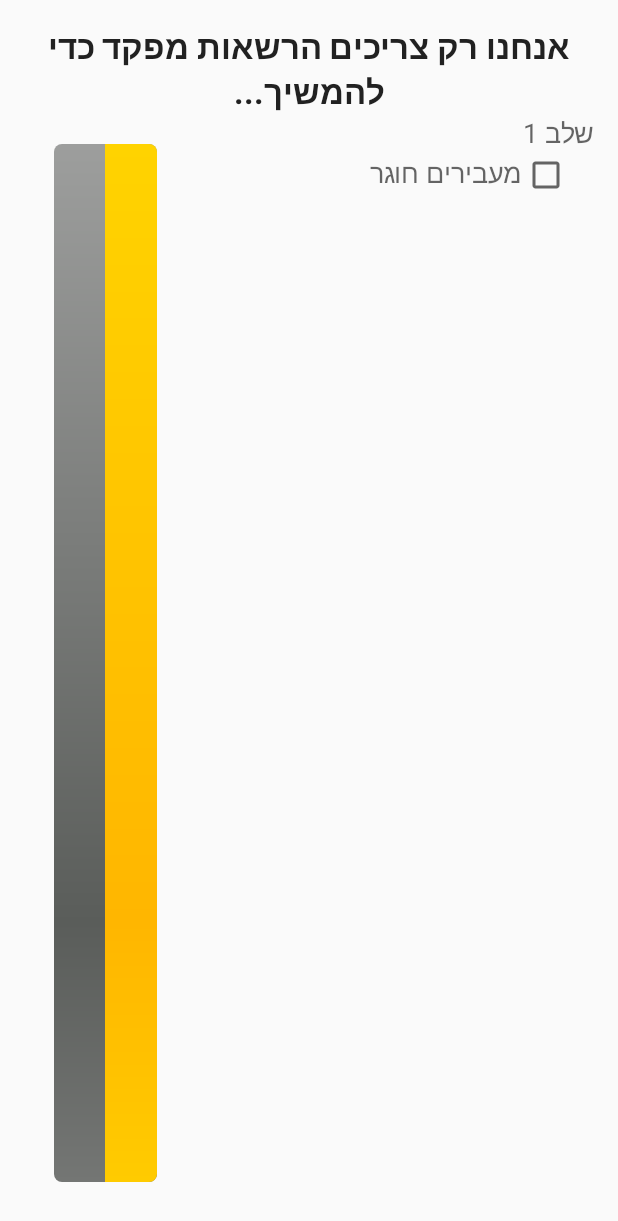
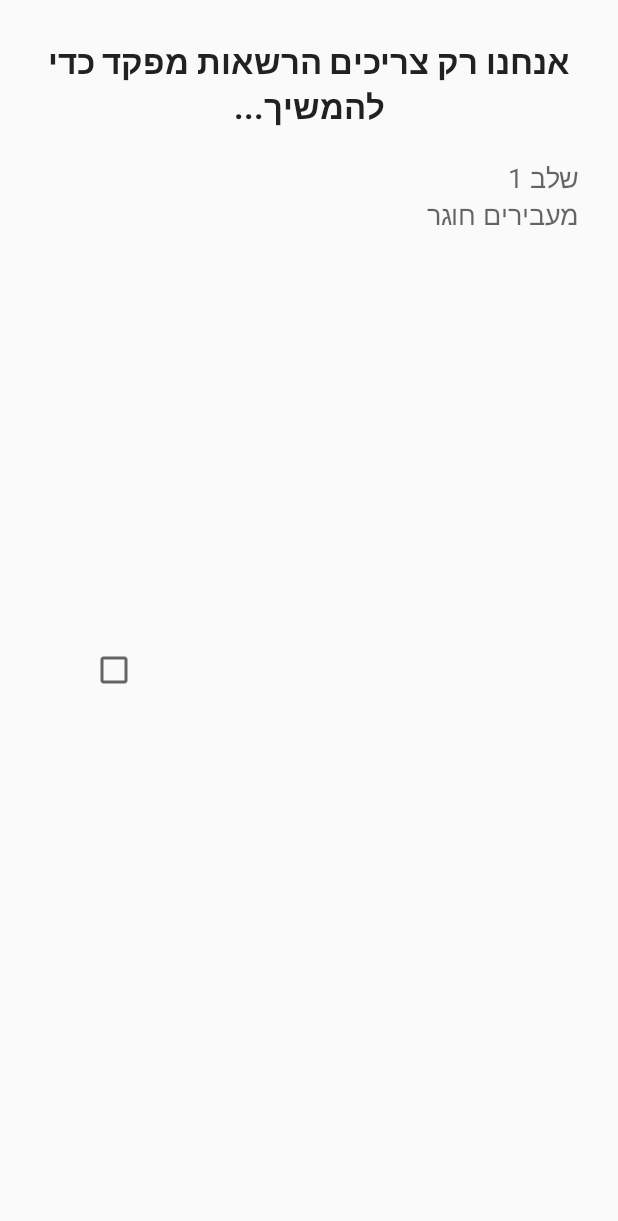
Before and after one commit to orezrice/WasStatus, an Android app: the layout activity_authentication.xml on its own in the app's theme, with its tools: preview values and no code run, on a phone screen of 412 x 824 dp. Shown: the top 1221 px of the screen. Run offline under Robolectric (Android 15) with nearby library versions, the phone set to English and light mode, and no system bars.

Commit message:
update authentication page

```diff
--- a/WhatStatus/app/src/main/AndroidManifest.xml
+++ b/WhatStatus/app/src/main/AndroidManifest.xml
@@ -40,7 +40,7 @@
 
         <activity android:name=".NfcDisabledActivity" />
 
-        <activity android:name=".AuthenticationActivity" />
+        <activity android:name=".AuthenticationActivity"  android:windowSoftInputMode="adjustPan"/>
 
         <service
             android:name=".FCM.DataManagementService">
--- a/WhatStatus/app/src/main/java/com/whatstatus/authenticationActivity.java
+++ b/WhatStatus/app/src/main/java/com/whatstatus/authenticationActivity.java
@@ -7,7 +7,9 @@ import android.nfc.NfcAdapter;
 import android.os.CountDownTimer;
 import android.support.v7.app.AppCompatActivity;
 import android.os.Bundle;
+import android.text.Editable;
 import android.text.Layout;
+import android.text.TextWatcher;
 import android.util.Log;
 import android.view.View;
 import android.view.ViewGroup;
@@ -26,8 +28,6 @@ import java.nio.ByteBuffer;
 import java.util.HashMap;
 
 public class AuthenticationActivity extends AppCompatActivity {
-
-    ProgressBar progress;
 
     CheckBox checkLevel1;
     CheckBox checkLevel2;
@@ -51,12 +51,26 @@ public class AuthenticationActivity extends AppCompatActivity {
         super.onCreate(savedInstanceState);
         setContentView(R.layout.activity_authentication);
 
-        progress = (ProgressBar) findViewById(R.id.progress);
-
         checkLevel1 = (CheckBox) findViewById(R.id.statusHogerNumber);
         checkLevel2 = (CheckBox) findViewById(R.id.statusPass);
 
         iptLevel2 = (EditText) findViewById(R.id.iptPass);
+        iptLevel2.addTextChangedListener(new TextWatcher() {
+            @Override
+            public void beforeTextChanged(CharSequence charSequence, int i, int i1, int i2) {
+                checkLevel2.setChecked(false);
+            }
+
+            @Override
+            public void onTextChanged(CharSequence charSequence, int i, int i1, int i2) {
+
+            }
+
+            @Override
+            public void afterTextChanged(Editable editable) {
+                checkLevel2.setChecked(true);
+            }
+        });
 
         confirmButton = (Button) findViewById(R.id.btnConfirm);
 
@@ -90,7 +104,6 @@ public class AuthenticationActivity extends AppCompatActivity {
 
     public void openLevel2() {
         level2Layout.setVisibility(View.VISIBLE);
-        progress.setProgress(1);
 
         confirmButton.setEnabled(true);
         confirmButton.setOnClickListener(new View.OnClickListener() {
--- a/WhatStatus/app/src/main/res/layout/activity_authentication.xml
+++ b/WhatStatus/app/src/main/res/layout/activity_authentication.xml
@@ -17,35 +17,35 @@
         android:textAlignment="center"
         android:textStyle="bold"
         android:id="@+id/titleTextView"
+        android:padding="10sp"
         android:text="אנחנו רק צריכים הרשאות מפקד כדי להמשיך..."/>
 
-    <LinearLayout
+
+            <TableLayout
+                android:padding="10sp"
                 android:layout_below="@id/titleTextView"
                 android:layout_width="match_parent"
-        android:layout_height="match_parent"
-        android:weightSum="1"
-        android:orientation="horizontal">
+                android:layout_height="match_parent">
 
+                <!--   level 1  -->
+                <TableRow android:layout_weight="1"
+                    android:paddingBottom="10sp"
+                    >
 
                     <LinearLayout
-            android:layout_width="match_parent"
                         android:layout_height="match_parent"
-            android:layout_weight="0.3">
-
-            <TableLayout
-                android:layout_width="match_parent"
-                android:layout_height="match_parent">
-                <TableRow android:layout_weight="1">
-                    <TableLayout>
+                        android:layout_width="wrap_content"
+                        android:orientation="vertical"
+                        android:layout_weight="1.61"
+                        >
+                        <TableLayout android:layout_width="match_parent" android:layout_height="match_parent">
                             <TableRow>
                                 <TextView
                                     android:textAppearance="?android:attr/textAppearanceMedium"
                                     android:text="שלב 1" />
                             </TableRow>
                             <TableRow>
-                            <CheckBox android:id="@+id/statusHogerNumber"
-                                android:checked="false"
-                                android:clickable="false"/>
+
                                 <TextView
                                     android:textAppearance="?android:attr/textAppearanceMedium"
                                     android:text="מעבירים חוגר"/>
@@ -55,21 +55,54 @@
                             </TableRow>
                         </TableLayout>
 
+
+                    </LinearLayout>
+
+                    <RelativeLayout
+                        android:layout_height="match_parent"
+                        android:layout_width="0px"
+                        android:layout_weight="1"
+                        android:gravity="center"
+                        >
+
+                        <CheckBox
+                            android:layout_height="wrap_content"
+                            android:layout_width="wrap_content"
+                            android:id="@+id/statusHogerNumber"
+                            android:checked="false"
+                            android:clickable="false"/>
+                    </RelativeLayout>
+
+
+
+
                 </TableRow>
-                <TableRow android:id="@+id/layoutLevelTwo"
+                <!-- end level 1  -->
+
+                <!--  level 2  -->
+                <TableRow
                     android:visibility="gone"
+                    android:id="@+id/layoutLevelTwo"
                     android:layout_weight="1"
                     android:layout_width="match_parent">
-                    <TableLayout android:layout_width="match_parent">
+
+                    <LinearLayout
+                        android:layout_height="match_parent"
+                        android:layout_width="wrap_content"
+                        android:orientation="vertical"
+                        android:layout_weight="1.61"
+                        >
+
+
+                        <TableLayout
+                            android:layout_height="match_parent"
+                            android:layout_width="match_parent">
                             <TableRow>
                                 <TextView
                                     android:textAppearance="?android:attr/textAppearanceMedium"
                                     android:text="שלב 2"/>
                             </TableRow>
                             <TableRow>
-                            <CheckBox android:id="@+id/statusPass"
-                                android:checked="false"
-                                android:clickable="false"/>
                                 <TextView
                                     android:textAppearance="?android:attr/textAppearanceMedium"
                                     android:text="מקילידים סיסמא"/>
@@ -89,29 +122,42 @@
                                     android:text="@android:string/ok" />
                             </TableRow>
                         </TableLayout>
+
+                    </LinearLayout>
+
+                    <RelativeLayout
+                        android:layout_height="match_parent"
+                        android:layout_width="0px"
+                        android:layout_weight="1"
+                        android:gravity="center"
+                        >
+
+                        <CheckBox
+                            android:layout_height="wrap_content"
+                            android:layout_width="wrap_content"
+                            android:id="@+id/statusPass"
+                            android:checked="false"
+                            android:clickable="false"/>
+                    </RelativeLayout>
+
                 </TableRow>
-
+                <!--   end level 2 -->
             </TableLayout>
-        </LinearLayout>
         <LinearLayout
             android:orientation="vertical"
             android:layout_width="match_parent"
             android:layout_height="match_parent"
-            android:layout_weight="0.7"
-            android:weightSum="1">
+            android:layout_weight="0.6">
+            <TableLayout
+                android:weightSum="2"
+                android:layout_width="match_parent"
+                android:layout_height="match_parent">
+                <TableRow android:weightSum="1">
 
-            <ProgressBar
-                android:padding="20sp"
-                android:max="2"
-                android:layout_width="match_parent"
-                android:layout_height="match_parent"
-                android:id="@+id/progress"
-                style="@android:style/Widget.ProgressBar.Horizontal"
-                android:layout_marginRight="5dp"
-                android:layout_centerHorizontal="true"
-                android:layout_centerVertical="true"
-                android:progress="1"/>
+                </TableRow>
+                <TableRow android:weightSum="1">
 
-        </LinearLayout>
+                </TableRow>
+            </TableLayout>
         </LinearLayout>
 </RelativeLayout>
--- a/WhatStatus/app/src/main/res/layout/listviewitem.xml
+++ b/WhatStatus/app/src/main/res/layout/listviewitem.xml
@@ -12,7 +12,7 @@
         android:id="@+id/personimage"
         android:layout_width="match_parent"
         android:layout_height="match_parent"
-        android:padding="6dp"
+        android:padding="2dp"
         android:layout_weight="0.7"
         android:src="@drawable/noimage"
         />
```
Lines whose indentation alone changed are shown as unchanged.
